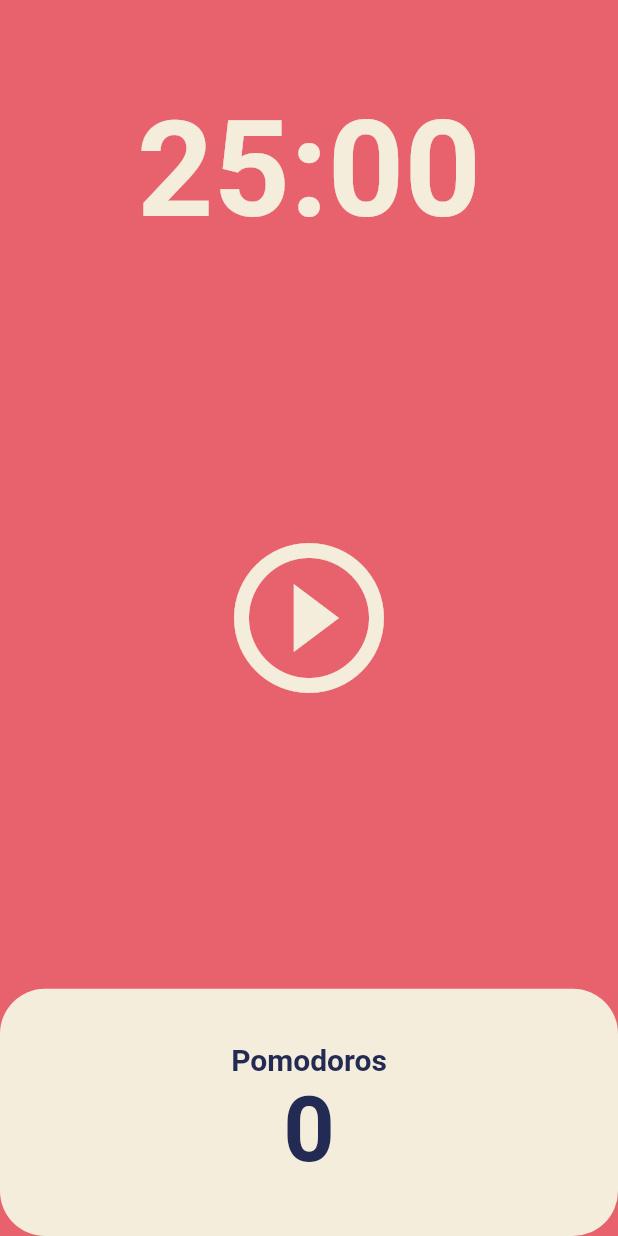
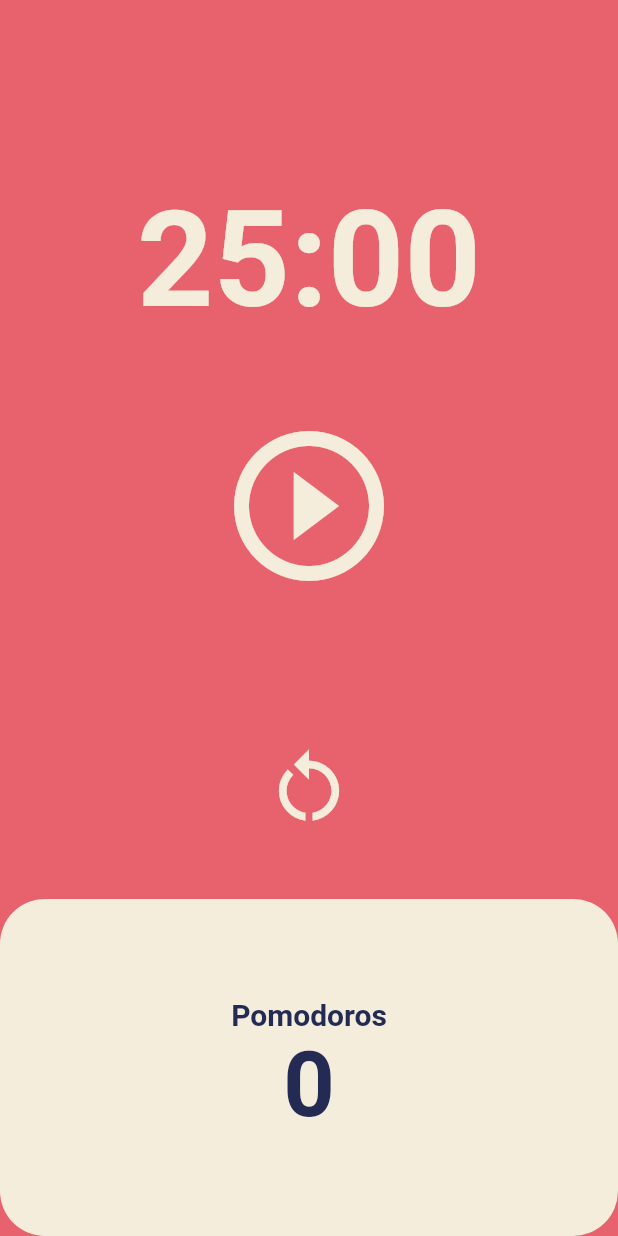
Before and after one commit to alswn2348/pomodoro_flutter, a Flutter app: the screen it shows after launch, on a phone screen of 412 x 824 dp. Run offline on Flutter 3.47's test engine with Material 2 defaults, Android fonts, the phone set to English and light mode, and no system bars.

Commit message:
feat : create restart button

```diff
--- a/lib/screens/home_screen.dart
+++ b/lib/screens/home_screen.dart
@@ -41,11 +41,16 @@ class _HomeScreenState extends State<HomeScreen> {
     });
   }
 
-  void onpausePressed() {
+  void onPausePressed() {
     timer.cancel();
     setState(() {
       isRunning = false;
     });
+  }
+
+  void onRestartPressed() {
+    onPausePressed();
+    totalSeconds = twentyFiveMinutes;
   }
 
   String fomat(int seconds) {
@@ -60,7 +65,7 @@ class _HomeScreenState extends State<HomeScreen> {
       body: Column(
         children: [
           Flexible(
-            flex: 1,
+            flex: 15,
             child: Container(
               alignment: Alignment.bottomCenter,
               child: Text(
@@ -73,18 +78,27 @@ class _HomeScreenState extends State<HomeScreen> {
             ),
           ),
           Flexible(
-            flex: 3,
+            flex: 15,
             child: Center(
                 child: IconButton(
                     iconSize: 120,
                     color: Theme.of(context).cardColor,
-                    onPressed: isRunning ? onpausePressed : onStartPressed,
+                    onPressed: isRunning ? onPausePressed : onStartPressed,
                     icon: Icon(isRunning
                         ? Icons.pause_circle_filled_outlined
                         : Icons.play_circle_outline))),
           ),
           Flexible(
-            flex: 1,
+              flex: 10,
+              child: Center(
+                child: IconButton(
+                    iconSize: 60,
+                    color: Theme.of(context).cardColor,
+                    onPressed: onRestartPressed,
+                    icon: const Icon(Icons.restart_alt_sharp)),
+              )),
+          Flexible(
+            flex: 15,
             child: Row(
               children: [
                 Expanded(
```
